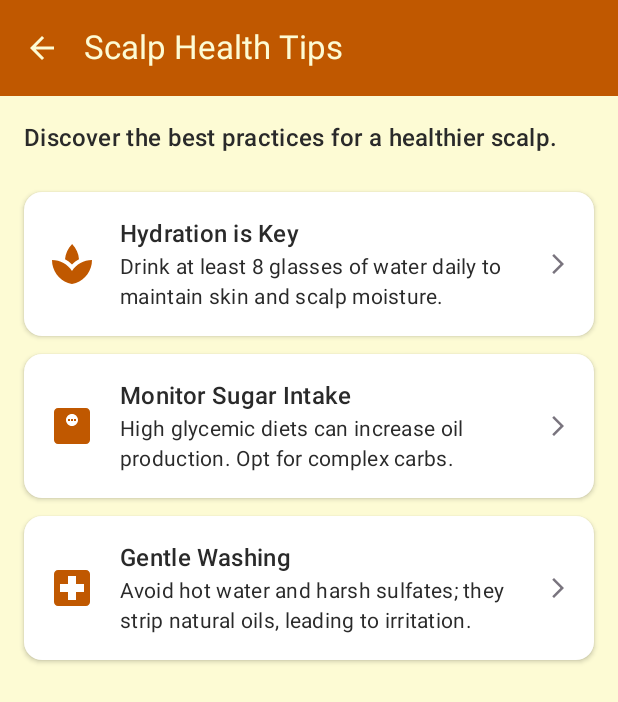
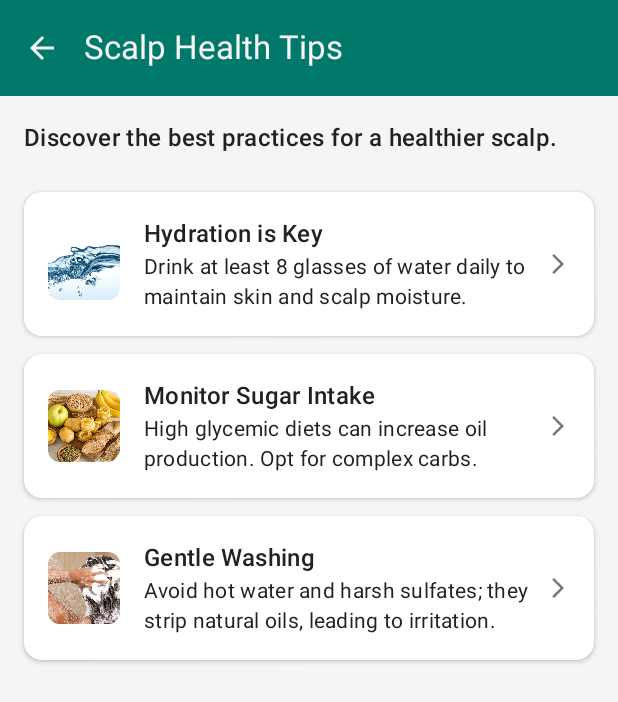
Before and after one commit to Priachoki/CA3-NutriScalp-App, an Android app built with Jetpack Compose: the HomeScreen screen opened through its navigation route, after a tap on "Tips", on a phone screen of 412 x 824 dp. Shown: the top 702 px of the screen. Run offline under Robolectric (Android 15) with nearby library versions, the phone set to English and light mode, and no system bars; our stand-ins replace Room's generated code.

```diff
--- a/app/src/main/java/com/example/nutriscalp/ui/screens/home/HomeScreen.kt
+++ b/app/src/main/java/com/example/nutriscalp/ui/screens/home/HomeScreen.kt
@@ -28,11 +28,11 @@ import com.example.nutriscalp.AppDestinations
 import com.example.nutriscalp.AppViewModel
 import com.example.nutriscalp.R
 // 🚨 UPDATED IMPORTS
-import com.example.nutriscalp.ui.theme.AccentTerra
-import com.example.nutriscalp.ui.theme.PureCream
-import com.example.nutriscalp.ui.theme.RichBrown
+import com.example.nutriscalp.ui.theme.AccentPrimary // 💡 NEW
+import com.example.nutriscalp.ui.theme.AccentSecondary // 💡 NEW
+import com.example.nutriscalp.ui.theme.BackgroundLight // 💡 NEW
 import com.example.nutriscalp.ui.theme.TextDark
-import com.example.nutriscalp.ui.theme.TextLight // Assumed TextLight is used for PureWhite elements
+import com.example.nutriscalp.ui.theme.TextLight
 
 @OptIn(ExperimentalMaterial3Api::class)
 @Composable
@@ -44,7 +44,7 @@ fun HomeScreen(appViewModel: AppViewModel, onNavigate: (String) -> Unit) {
             CenterAlignedTopAppBar(
                 title = { NutriScalpImageLogo() },
                 colors = TopAppBarDefaults.centerAlignedTopAppBarColors(
-                    containerColor = PureCream, // 🎨 Changed from SoftCream
+                    containerColor = BackgroundLight, // 💡 Changed from PureCream
                     titleContentColor = TextDark
                 )
             )
@@ -53,7 +53,7 @@ fun HomeScreen(appViewModel: AppViewModel, onNavigate: (String) -> Unit) {
 
         Column(
             modifier = Modifier
-                .background(PureCream) // 🎨 Changed from SoftCream
+                .background(BackgroundLight) // 💡 Changed from PureCream
                 .padding(padding)
                 .padding(horizontal = 20.dp)
                 .fillMaxSize()
@@ -77,14 +77,14 @@ fun HomeScreen(appViewModel: AppViewModel, onNavigate: (String) -> Unit) {
                             "Today's Scalp Score",
                             fontSize = 22.sp,
                             fontWeight = FontWeight.Bold,
-                            color = RichBrown, // 🎨 Changed from Gold
+                            color = AccentSecondary, // 💡 Changed from RichBrown
                             modifier = Modifier.weight(1f)
                         )
                         // Logo Icon in the Score Card
                         Icon(
                             painter = painterResource(id = R.drawable.nutriscalp_logo),
                             contentDescription = "Scalp Health Icon",
-                            tint = AccentTerra, // 🎨 Changed from LeafGreen
+                            tint = AccentPrimary, // 💡 Changed from AccentTerra
                             modifier = Modifier.size(32.dp)
                         )
                     }
@@ -166,7 +166,7 @@ fun UserHeader(userName: String) {
             modifier = Modifier
                 .size(48.dp)
                 .clip(CircleShape)
-                .background(RichBrown.copy(alpha = 0.5f)) // 🎨 Changed from Gold to RichBrown
+                .background(AccentSecondary.copy(alpha = 0.5f)) // 💡 Changed from RichBrown
                 .clickable { /* TBD: Go to profile */ },
             contentAlignment = Alignment.Center
         ) {
@@ -207,7 +207,7 @@ fun QuickButton(title: String, icon: ImageVector, onClick: () -> Unit) {
             Icon(
                 imageVector = icon,
                 contentDescription = title,
-                tint = AccentTerra, // 🎨 Changed from LeafGreen
+                tint = AccentPrimary, // 💡 Changed from AccentTerra
                 modifier = Modifier.size(24.dp)
             )
             Text(
--- a/app/src/main/java/com/example/nutriscalp/ui/screens/home/SplashScreen.kt
+++ b/app/src/main/java/com/example/nutriscalp/ui/screens/home/SplashScreen.kt
@@ -17,7 +17,7 @@ import androidx.compose.ui.res.painterResource
 import androidx.compose.ui.unit.dp
 import com.example.nutriscalp.R
 // 🚨 UPDATED IMPORT
-import com.example.nutriscalp.ui.theme.PureCream
+import com.example.nutriscalp.ui.theme.BackgroundLight // 💡 NEW
 import kotlinx.coroutines.delay
 
 @Composable
@@ -41,7 +41,7 @@ fun SplashScreen(onNavigateToHome: () -> Unit) {
 
     Box(
         modifier = Modifier
-            .background(PureCream) // 🎨 Changed from SoftCream
+            .background(BackgroundLight) // 💡 Changed from PureCream
             .fillMaxSize(),
         contentAlignment = Alignment.Center
     ) {
--- a/app/src/main/java/com/example/nutriscalp/ui/screens/home/TipsScreen.kt
+++ b/app/src/main/java/com/example/nutriscalp/ui/screens/home/TipsScreen.kt
@@ -3,6 +3,7 @@ package com.example.nutriscalp.ui.screens
 import androidx.compose.animation.AnimatedVisibility
 import androidx.compose.animation.core.tween
 import androidx.compose.animation.fadeIn
+import androidx.compose.foundation.Image // 💡 REQUIRED for local images
 import androidx.compose.foundation.background
 import androidx.compose.foundation.layout.*
 import androidx.compose.foundation.lazy.LazyColumn
@@ -11,19 +12,18 @@ import androidx.compose.foundation.shape.RoundedCornerShape
 import androidx.compose.material.icons.Icons
 import androidx.compose.material.icons.automirrored.filled.ArrowBack
 import androidx.compose.material.icons.automirrored.filled.ArrowForwardIos
-import androidx.compose.material.icons.filled.LocalHospital
-import androidx.compose.material.icons.filled.MonitorWeight
-import androidx.compose.material.icons.filled.Spa
 import androidx.compose.material3.*
 import androidx.compose.runtime.*
 import androidx.compose.ui.Alignment
 import androidx.compose.ui.Modifier
-import androidx.compose.ui.graphics.vector.ImageVector
+import androidx.compose.ui.draw.clip
+import androidx.compose.ui.layout.ContentScale // 💡 REQUIRED
+import androidx.compose.ui.res.painterResource // 💡 REQUIRED
 import androidx.compose.ui.text.font.FontWeight
 import androidx.compose.ui.unit.dp
-// 🚨 UPDATED IMPORTS
-import com.example.nutriscalp.ui.theme.AccentTerra
-import com.example.nutriscalp.ui.theme.PureCream
+import com.example.nutriscalp.R // 💡 REQUIRED for local resource IDs
+import com.example.nutriscalp.ui.theme.AccentPrimary // 💡 NEW COLOR
+import com.example.nutriscalp.ui.theme.BackgroundLight // 💡 NEW COLOR
 import com.example.nutriscalp.ui.theme.TextDark
 import kotlinx.coroutines.delay
 
@@ -31,14 +31,15 @@ import kotlinx.coroutines.delay
 data class ScalpTip(
     val title: String,
     val subtitle: String,
-    val icon: ImageVector,
+    val imageResId: Int, // 💡 CHANGED to Int for local resource ID
     val delayMs: Long // For staggered animation
 )
 
 private val mockTips = listOf(
-    ScalpTip("Hydration is Key", "Drink at least 8 glasses of water daily to maintain skin and scalp moisture.", Icons.Default.Spa, 200),
-    ScalpTip("Monitor Sugar Intake", "High glycemic diets can increase oil production. Opt for complex carbs.", Icons.Default.MonitorWeight, 400),
-    ScalpTip("Gentle Washing", "Avoid hot water and harsh sulfates; they strip natural oils, leading to irritation.", Icons.Default.LocalHospital, 600)
+    // 💡 Using placeholder resource IDs (must match files in res/drawable)
+    ScalpTip("Hydration is Key", "Drink at least 8 glasses of water daily to maintain skin and scalp moisture.", R.drawable.tip_hydration, 200),
+    ScalpTip("Monitor Sugar Intake", "High glycemic diets can increase oil production. Opt for complex carbs.", R.drawable.tipp_carb_control, 400),
+    ScalpTip("Gentle Washing", "Avoid hot water and harsh sulfates; they strip natural oils, leading to irritation.", R.drawable.tip_gentle_wash, 600)
 )
 
 @OptIn(ExperimentalMaterial3Api::class)
@@ -54,16 +55,16 @@ fun TipsScreen(onBack: () -> Unit) {
                     }
                 },
                 colors = TopAppBarDefaults.topAppBarColors(
-                    containerColor = AccentTerra, // 🎨 Changed from LeafGreen
-                    titleContentColor = PureCream, // 🎨 Changed from SoftCream
-                    navigationIconContentColor = PureCream // 🎨 Changed from SoftCream
+                    containerColor = AccentPrimary, // 💡 Changed from AccentTerra
+                    titleContentColor = BackgroundLight, // 💡 Changed from PureCream
+                    navigationIconContentColor = BackgroundLight // 💡 Changed from PureCream
                 )
             )
         }
     ) { padding ->
         LazyColumn(
             modifier = Modifier
-                .background(PureCream) // 🎨 Changed from SoftCream
+                .background(BackgroundLight) // 💡 Changed from PureCream
                 .padding(padding)
                 .fillMaxSize(),
             contentPadding = PaddingValues(16.dp),
@@ -114,13 +115,16 @@ fun AnimatedTipCard(tip: ScalpTip) {
                 verticalAlignment = Alignment.CenterVertically,
                 horizontalArrangement = Arrangement.SpaceBetween
             ) {
-                // Icon on the left (clean design)
-                Icon(
-                    imageVector = tip.icon,
+                // 💡 UPDATED: Replaced Icon with Image for local drawable resource
+                Image(
+                    painter = painterResource(id = tip.imageResId), // Use local resource ID
                     contentDescription = tip.title,
-                    tint = AccentTerra, // 🎨 Changed from LeafGreen
-                    modifier = Modifier.size(32.dp)
+                    modifier = Modifier
+                        .size(48.dp)
+                        .clip(RoundedCornerShape(8.dp)), // Rounded corners for image
+                    contentScale = ContentScale.Crop // Use content scale for better fit
                 )
+
                 Spacer(Modifier.width(16.dp))
 
                 // Title and Subtitle in the center
--- a/app/src/main/java/com/example/nutriscalp/ui/theme/Color.kt
+++ b/app/src/main/java/com/example/nutriscalp/ui/theme/Color.kt
@@ -2,10 +2,11 @@ package com.example.nutriscalp.ui.theme
 
 import androidx.compose.ui.graphics.Color
 
-// New Palette: Chocolate Truffle (Dark Brown, Terracotta, Cream)
-val PrimaryDark = Color(0xFF38240D) // Dark Brown (Primary background for text, dark mode surfaces)
-val AccentTerra = Color(0xFFC05800) // Terracotta/Deep Orange (Accent, Button BG, Icons)
-val PureCream = Color(0xFFFDFBD4) // Creamy Off-White (Background, Surface)
-val RichBrown = Color(0xFF713600) // Rich Mid-Brown (Secondary Accent, Text Darker)
+// New Palette: Deep Teal & Aqua (Slick, Professional, Wellness focus)
+val PrimaryDark = Color(0xFF212121) // Near Black for text/dark surfaces
+val AccentPrimary = Color(0xFF00796B) // 💡 Deep Teal (Accent, Button BG, Top Bars)
+val AccentSecondary = Color(0xFF4DB6AC) // 💡 Light Aqua (Secondary Accent, Icons)
+val BackgroundLight = Color(0xFFF5F5F5) // 💡 Clean Grey (Primary App Background)
+val SurfaceCard = Color(0xFFFFFFFF) // Pure White (Card backgrounds)
 val TextLight = Color(0xFFFFFFFF)
-val TextDark = Color(0xFF2A2A2A) // Keep black for readability
+val TextDark = Color(0xFF212121) // Primary Text Color
```
Also changed, not shown: app/src/main/java/com/example/nutriscalp/MainActivity.kt (+17 -1 lines), app/src/main/java/com/example/nutriscalp/data/MealPreference.kt (added, +38 -0 lines), app/src/main/java/com/example/nutriscalp/ui/screens/home/DietLogScreen.kt (+13 -13 lines), app/src/main/java/com/example/nutriscalp/ui/screens/home/FoodsScreen.kt (+38 -26 lines), app/src/main/java/com/example/nutriscalp/ui/screens/home/LoginScreen.kt (+9 -9 lines), app/src/main/java/com/example/nutriscalp/ui/screens/home/SettingsScreen.kt (+9 -9 lines), app/src/main/java/com/example/nutriscalp/ui/theme/Theme.kt (+4 -4 lines), app/src/main/res/drawable/tip_gentle_wash.png (added), app/src/main/res/drawable/tip_hydration.png (added), app/src/main/res/drawable/tipp_carb_control.png (added).
